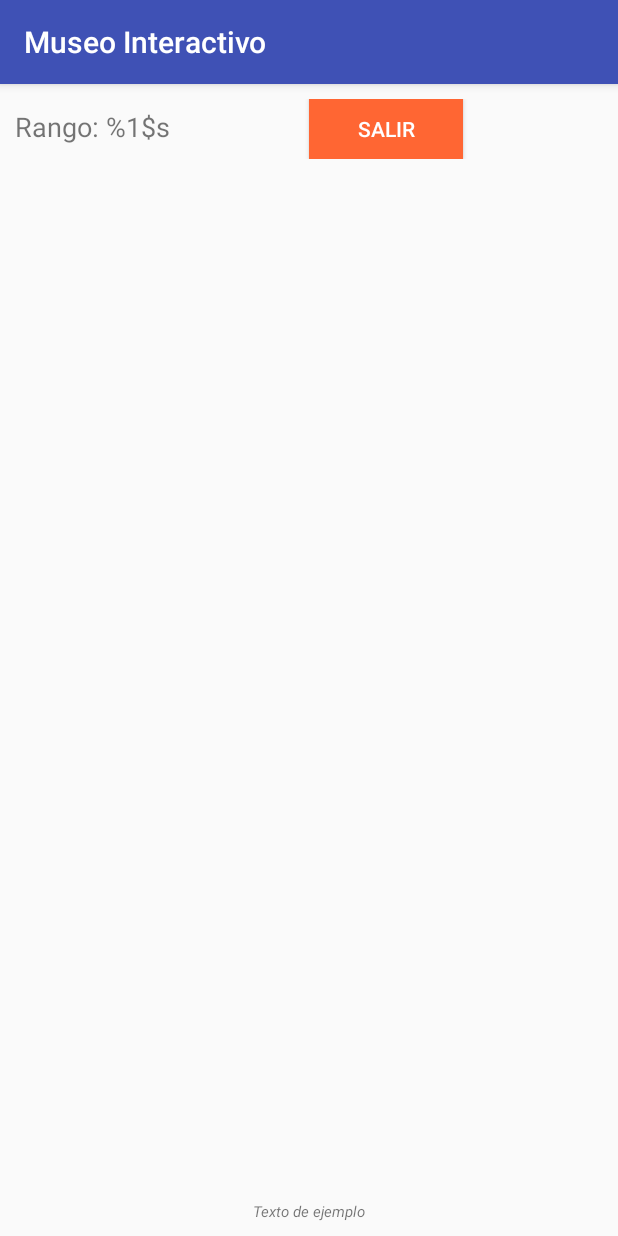
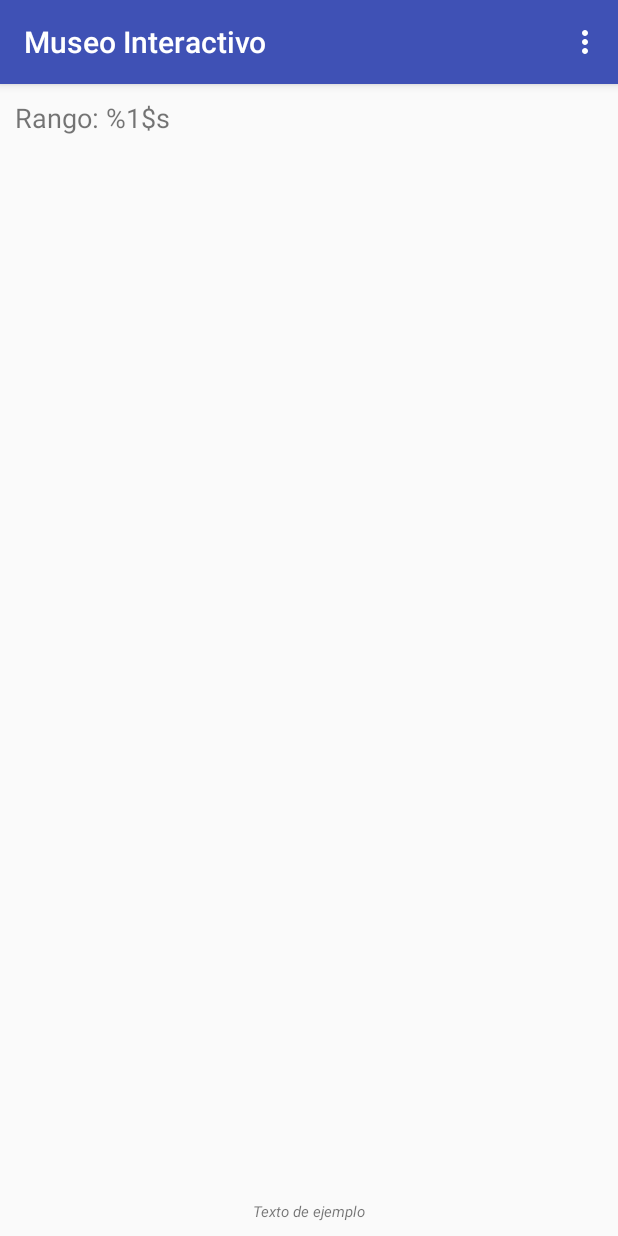
Before and after one commit to matiassalinas/museo_interactivo, an Android app: the HomeActivity screen opened directly, with no data from a screen before it, on a phone screen of 412 x 824 dp. Run offline under Robolectric (Android 15) with nearby library versions, the phone set to English and light mode, and no system bars; 6 statements that could not run were skipped.

Commit message:
Menu con cerrar sesion

```diff
--- a/app/src/main/java/io/github/matiassalinas/museo_interactivo/HomeActivity.java
+++ b/app/src/main/java/io/github/matiassalinas/museo_interactivo/HomeActivity.java
@@ -4,9 +4,11 @@ import android.content.Intent;
 import android.content.SharedPreferences;
 import android.os.Bundle;
 import android.support.v7.app.AppCompatActivity;
+import android.view.Menu;
+import android.view.MenuInflater;
+import android.view.MenuItem;
 import android.view.View;
 import android.widget.AdapterView;
-import android.widget.Button;
 import android.widget.ListView;
 import android.widget.TextView;
 import android.widget.Toast;
@@ -20,7 +22,6 @@ public class HomeActivity extends AppCompatActivity {
     private TextView puntajeTxt;
     private TextView rangoTxt;
     private TextView infoTxt;
-    private Button salirBtn;
 
     public static final String MY_PREFS_NAME = "MyPrefsFile";
     private SharedPreferences prefs;
@@ -38,9 +39,20 @@ public class HomeActivity extends AppCompatActivity {
         infoTxt.setText(museo.getDireccion() + "\n" + museo.getCorreo() + "\n" + museo.getTelefono());
         setTitle(museo.getNombre());
         historial();
-        salirBtn = (Button) findViewById(R.id.salirBtn);
-        salirBtn.setOnClickListener(new View.OnClickListener() {
-            public void onClick(View v) {
+
+    }
+
+    @Override
+    public boolean onCreateOptionsMenu(Menu menu) {
+        MenuInflater inflater = getMenuInflater();
+        inflater.inflate(R.menu.main_menu, menu);
+        return true;
+    }
+
+    @Override
+    public boolean onOptionsItemSelected(MenuItem item) {
+        switch(item.getItemId()){
+            case R.id.exit:
                 prefs = getSharedPreferences(MY_PREFS_NAME, MODE_PRIVATE);
                 editor = prefs.edit();
                 editor.clear();
@@ -48,8 +60,11 @@ public class HomeActivity extends AppCompatActivity {
                 Intent i = new Intent(HomeActivity.this,MainActivity.class);
                 startActivity(i);
                 finish();
-            }
-        });
+                return true;
+            default:
+                return super.onOptionsItemSelected(item);
+        }
+
     }
 
     @Override
--- a/app/src/main/res/layout/activity_home.xml
+++ b/app/src/main/res/layout/activity_home.xml
@@ -22,16 +22,6 @@
             android:text="@string/ranking"
             android:textSize="18sp"
             tools:text="Rango" />
-
-        <Button
-            android:id="@+id/salirBtn"
-            android:layout_width="10dp"
-            android:layout_height="40dp"
-            android:layout_weight="1"
-            android:background="@color/colorAccent"
-            android:elevation="8dp"
-            android:text="@string/salir"
-            android:textColor="@android:color/white" />
 
         <TextView
             android:id="@+id/puntajeTextView"
--- /dev/null
+++ b/app/src/main/res/menu/main_menu.xml
@@ -0,0 +1,17 @@
+<?xml version="1.0" encoding="utf-8"?>
+<menu xmlns:android="http://schemas.android.com/apk/res/android">
+
+    <item
+        android:id="@+id/exit"
+        android:title="@string/menu_cerrar_sesion"
+        android:showAsAction="always"
+        />
+    <!--
+    <item
+        android:id="@+id/about"
+        android:title="@string/menu_about"
+        android:showAsAction="always"
+        />
+    -->
+
+</menu>
--- a/app/src/main/res/values/strings.xml
+++ b/app/src/main/res/values/strings.xml
@@ -3,7 +3,9 @@
     <string name="app_key">M_I_2619</string>
     <string name="bienvenido">¡ Bienvenido/a !</string>
     <string name="texto_ingresar">Para ingresar debes escanear el código QR que se encuentra en la parte superior izquierda de tu entrada.</string>
-    <string name="menu_settings">Settings</string>
+    <string name="menu_settings">Configuraciones</string>
+    <string name="menu_cerrar_sesion">Cerrar Sesión</string>
+    <string name="menu_about">Acerca de</string>
     <string name="ranking">Rango: %1$s</string>
     <string name="puntaje">Puntaje: %1$d</string>
     <string name="scanObjetivo">Escanea el código QR correspondiente</string>
```
